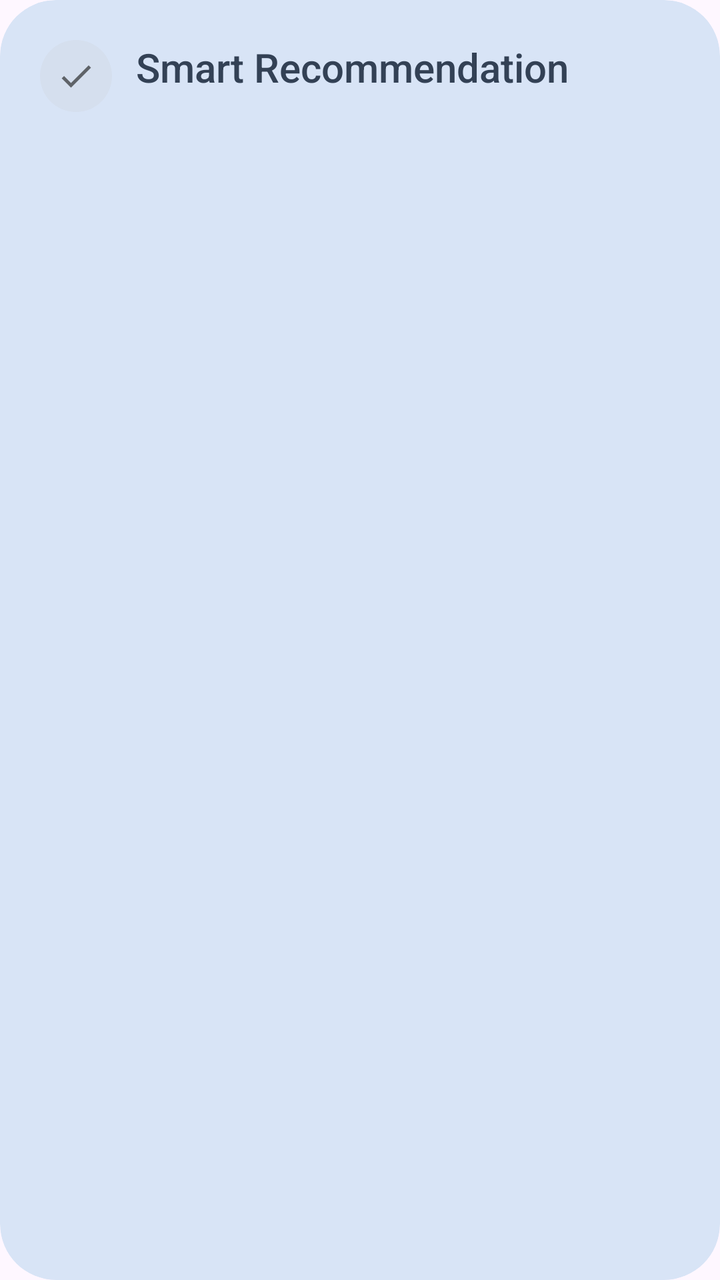
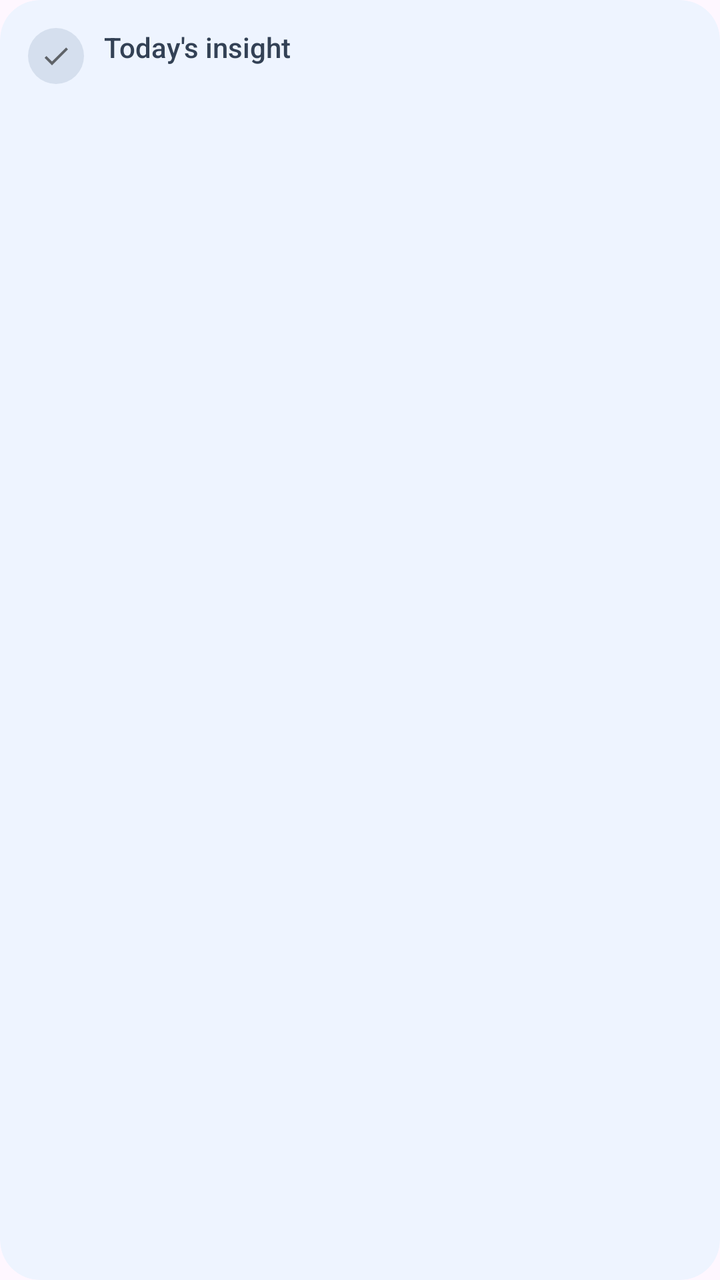

Before-and-after screenshots of an Android layout around one commit, followed by the original layout XML and the change that was made.
<!-- AndroidManifest.xml: application theme Theme.MyScreenTime -->
<!-- res/layout/dashboard_insight_card.xml -->
<?xml version="1.0" encoding="utf-8"?>
<com.google.android.material.card.MaterialCardView xmlns:android="http://schemas.android.com/apk/res/android"
    xmlns:app="http://schemas.android.com/apk/res-auto"
    android:layout_width="match_parent"
    android:layout_height="wrap_content"
    app:cardBackgroundColor="#D8E4F6"
    app:cardCornerRadius="28dp"
    app:strokeWidth="0dp">

    <LinearLayout
        android:layout_width="match_parent"
        android:layout_height="wrap_content"
        android:gravity="top"
        android:orientation="horizontal"
        android:padding="20dp">

        <ImageView
            android:id="@+id/insight_icon"
            android:layout_width="36dp"
            android:layout_height="36dp"
            android:layout_marginEnd="12dp"
            android:background="@drawable/circle_background"
            android:padding="8dp"
            android:src="@drawable/baseline_check_24"
            app:tint="#5F6368" />

        <LinearLayout
            android:layout_width="0dp"
            android:layout_height="wrap_content"
            android:layout_weight="1"
            android:orientation="vertical">

            <TextView
                android:id="@+id/insight_title"
                android:layout_width="wrap_content"
                android:layout_height="wrap_content"
                android:text="Smart Recommendation"
                android:textColor="#334155"
                android:textSize="20sp"
                android:fontFamily="sans-serif-medium" />

            <TextView
                android:id="@+id/insight_body"
                android:layout_width="match_parent"
                android:layout_height="wrap_content"
                android:layout_marginTop="10dp"
                android:lineSpacingExtra="2dp"
                android:textColor="#475569"
                android:textSize="14sp"
                android:fontFamily="sans-serif" />

        </LinearLayout>

    </LinearLayout>

</com.google.android.material.card.MaterialCardView>
<!-- resources referenced by this layout -->
<resources>
  <!-- drawable baseline_check_24 (drawable) -->
  <vector xmlns:android="http://schemas.android.com/apk/res/android" android:height="24dp" android:tint="#000000" android:viewportHeight="24" android:viewportWidth="24" android:width="24dp">
        
      <path android:fillColor="@android:color/white" android:pathData="M9,16.17L4.83,12l-1.42,1.41L9,19 21,7l-1.41,-1.41z"/>
      
  </vector>
  <!-- drawable circle_background (drawable) -->
  <?xml version="1.0" encoding="utf-8"?>
  <shape xmlns:android="http://schemas.android.com/apk/res/android"
      android:shape="oval">
      <solid android:color="@color/blue_grey" />
  </shape>
  <style name="Theme.MyScreenTime" parent="Base.Theme.MyScreenTime" />
  <color name="blue_grey">#D5DFEE</color>
  <style name="Base.Theme.MyScreenTime" parent="Theme.Material3.Light.NoActionBar">
          
          
      </style>
</resources>

<!-- the commit's change to res/layout/dashboard_insight_card.xml (unified diff, before → after) -->
@@ -3,8 +3,9 @@
     xmlns:app="http://schemas.android.com/apk/res-auto"
     android:layout_width="match_parent"
     android:layout_height="wrap_content"
-    app:cardBackgroundColor="#D8E4F6"
-    app:cardCornerRadius="28dp"
+    app:cardBackgroundColor="#EEF4FF"
+    app:cardCornerRadius="20dp"
+    app:cardElevation="0dp"
     app:strokeWidth="0dp">
 
     <LinearLayout
@@ -12,15 +13,15 @@
         android:layout_height="wrap_content"
         android:gravity="top"
         android:orientation="horizontal"
-        android:padding="20dp">
+        android:padding="14dp">
 
         <ImageView
             android:id="@+id/insight_icon"
-            android:layout_width="36dp"
-            android:layout_height="36dp"
-            android:layout_marginEnd="12dp"
+            android:layout_width="28dp"
+            android:layout_height="28dp"
+            android:layout_marginEnd="10dp"
             android:background="@drawable/circle_background"
-            android:padding="8dp"
+            android:padding="6dp"
             android:src="@drawable/baseline_check_24"
             app:tint="#5F6368" />
 
@@ -34,19 +35,18 @@
                 android:id="@+id/insight_title"
                 android:layout_width="wrap_content"
                 android:layout_height="wrap_content"
-                android:text="Smart Recommendation"
+                android:text="Today's insight"
                 android:textColor="#334155"
-                android:textSize="20sp"
+                android:textSize="14sp"
                 android:fontFamily="sans-serif-medium" />
 
             <TextView
                 android:id="@+id/insight_body"
                 android:layout_width="match_parent"
                 android:layout_height="wrap_content"
-                android:layout_marginTop="10dp"
-                android:lineSpacingExtra="2dp"
+                android:layout_marginTop="2dp"
                 android:textColor="#475569"
-                android:textSize="14sp"
+                android:textSize="12sp"
                 android:fontFamily="sans-serif" />
 
         </LinearLayout>
